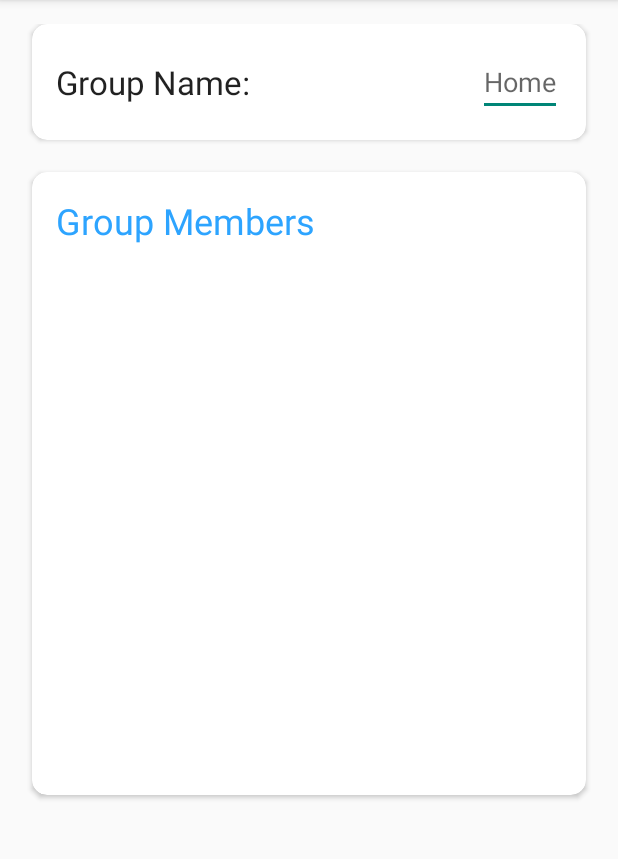
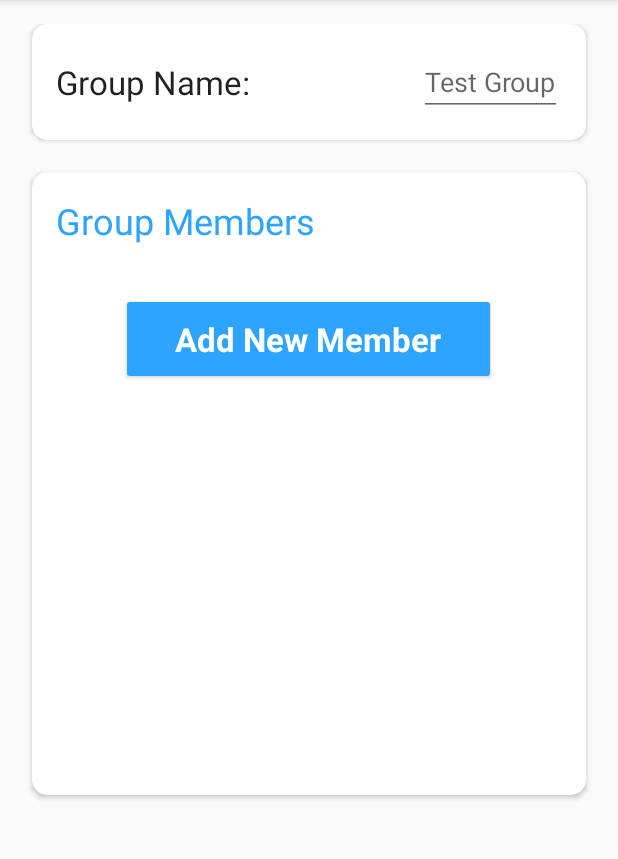
Before and after one commit to hatim-khan/budget-buddy, an Android app: the EditGroupActivity screen opened directly, with no data from a screen before it, on a phone screen of 412 x 824 dp, the part 84-943 px from its top. Run offline under Robolectric (Android 15) with nearby library versions, the phone set to English and light mode, and no system bars.

Commit message:
changed edit group add new member button, changed keyboard popup, changed x button background color

```diff
--- a/Android/BudgetBuddy/app/src/main/AndroidManifest.xml
+++ b/Android/BudgetBuddy/app/src/main/AndroidManifest.xml
@@ -30,7 +30,8 @@
         </activity>
 
         <activity android:name=".EditGroupActivity"
-            android:parentActivityName=".MainActivity">
+            android:parentActivityName=".MainActivity"
+            android:windowSoftInputMode="stateHidden" >
             <meta-data
                 android:name="android.support.PARENT_ACTIVITY"
                 android:value=".MainActivity"/>
--- a/Android/BudgetBuddy/app/src/main/java/area51/budgetbuddy/EditGroupActivity.java
+++ b/Android/BudgetBuddy/app/src/main/java/area51/budgetbuddy/EditGroupActivity.java
@@ -13,6 +13,7 @@ import android.support.v7.widget.LinearLayoutManager;
 import android.support.v7.widget.Toolbar;
 import android.view.Menu;
 import android.view.MenuItem;
+import android.widget.EditText;
 
 import java.util.ArrayList;
 import java.util.Collection;
@@ -25,6 +26,7 @@ public class EditGroupActivity extends AppCompatActivity {
     Collection<User> groupMembers;
     LinearLayoutManager userLayoutManager;
     GroupMembersAdapter groupAdapter;
+    EditText editTextGroupName;
 
     @Override
     protected void onCreate(Bundle savedInstanceState) {
@@ -47,6 +49,10 @@ public class EditGroupActivity extends AppCompatActivity {
         recyclerViewUser.setLayoutManager(userLayoutManager);
         groupAdapter = new GroupMembersAdapter(this, group);
         recyclerViewUser.setAdapter(groupAdapter);
+        editTextGroupName = (EditText) findViewById(R.id.group_name);
+        String groupName = currentUser.getGroup().getName();
+        editTextGroupName.setHint(groupName);
+
     }
 
 
--- a/Android/BudgetBuddy/app/src/main/res/layout/activity_edit_group.xml
+++ b/Android/BudgetBuddy/app/src/main/res/layout/activity_edit_group.xml
@@ -3,7 +3,9 @@
     xmlns:app="http://schemas.android.com/apk/res-auto"
     android:layout_width="match_parent"
     android:layout_height="match_parent"
-    android:orientation="vertical">
+    android:orientation="vertical"
+    android:descendantFocusability="beforeDescendants"
+    android:focusableInTouchMode="true">
 
     <android.support.v7.widget.Toolbar
         android:id="@+id/toolbar"
@@ -106,20 +108,24 @@
                     android:paddingBottom="@dimen/activity_vertical_margin"
                     android:scrollbars="vertical" />
 
+                <Button
+                    android:id="@+id/add_member_button"
+                    android:layout_width="250dp"
+                    android:layout_height="wrap_content"
+                    android:layout_gravity="center"
+                    android:layout_marginBottom="20dp"
+                    android:backgroundTint="@color/colorPrimary"
+                    android:paddingTop="@dimen/activity_vertical_margin"
+                    android:paddingBottom="@dimen/activity_vertical_margin"
+                    android:textColor="@color/white"
+                    android:text="Add New Member"
+                    android:textStyle="bold"
+                    android:textAppearance="@style/TextAppearance.AppCompat.Large"/>
+
+
             </LinearLayout>
 
         </android.support.v7.widget.CardView>
-
-        <android.support.design.widget.FloatingActionButton
-            android:id="@+id/floatingActionButton"
-            android:layout_width="65dp"
-            android:layout_height="wrap_content"
-            android:layout_marginStart="490dp"
-            android:layout_marginEnd="24dp"
-            android:layout_weight="0.13"
-            android:clickable="true"
-            app:fabSize="mini"
-            app:srcCompat="@android:drawable/ic_input_add" />
 
     </LinearLayout>
 
--- a/Android/BudgetBuddy/app/src/main/res/layout/activity_edit_group_row_content.xml
+++ b/Android/BudgetBuddy/app/src/main/res/layout/activity_edit_group_row_content.xml
@@ -22,6 +22,7 @@
         android:layout_width="wrap_content"
         android:layout_height="wrap_content"
         android:gravity="right"
+        android:backgroundTint="#FFFFFF"
         android:src="@drawable/clear"
         android:layout_gravity="right"
         android:layout_marginEnd="35dp"/>
```
